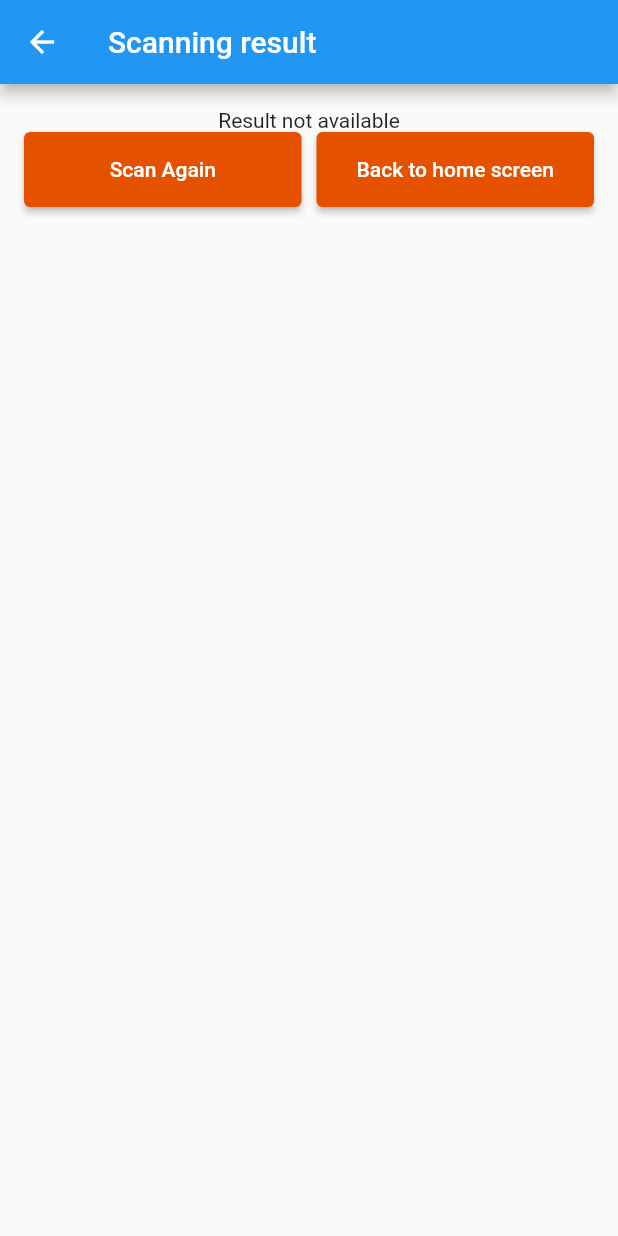
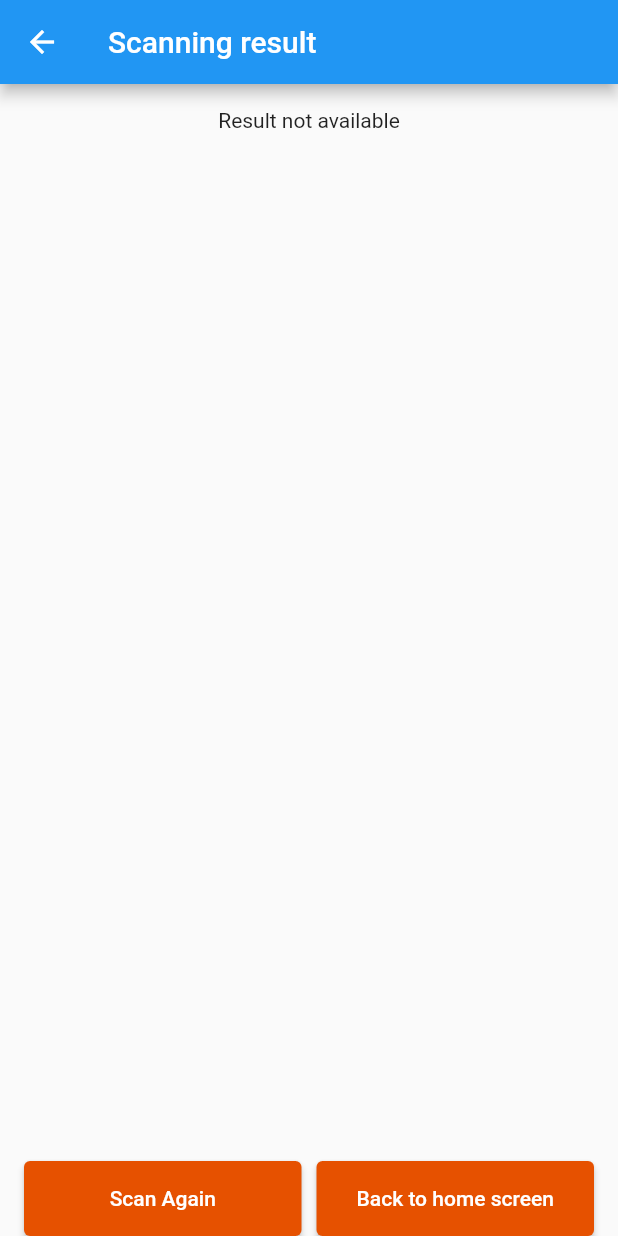
Before and after one commit to finto-io/sdk-flutter-demo, a Flutter app: the ScannerResultScreen screen opened by its route, on a phone screen of 412 x 824 dp. Run offline on Flutter 3.47's test engine with Material 2 defaults, Android fonts, the phone set to English and light mode, and no system bars; our stand-ins replace permission_handler.

Commit message:
feat/document scanner

```diff
--- a/lib/main.dart
+++ b/lib/main.dart
@@ -5,6 +5,7 @@ import 'package:flutter_kyc_demo/routes/scanner/scanner.front.screen.dart';
 import 'package:flutter_kyc_demo/routes/scanner/scanner.result.screen.dart';
 import 'package:flutter_kyc_demo/routes/scanner/scanner.selfie.screen.dart';
 import 'package:flutter_kyc_demo/routes/uploader/uploader.screen.dart';
+import 'package:flutter_kyc_demo/routes/videoRecorder/video.recorder.screen.dart';
 
 void main() {
   runApp(MaterialApp(
@@ -16,6 +17,7 @@ void main() {
       '/scanner-back': (context) => const ScannerBackScreen(),
       '/scanner-selfie': (context) => const ScannerSelfieScreen(),
       '/scanner-result': (context) => const ScannerResultScreen(),
+      '/video-recorder': (context) => const VideoRecorderScreen(),
     },
   ));
 }
--- a/lib/routes/home/home.screen.dart
+++ b/lib/routes/home/home.screen.dart
@@ -71,9 +71,9 @@ class HomeScreenState extends State<HomeScreen> {
             ),
             const Divider(),
             CustomButton(
-              label: 'Result',
+              label: 'Video recorder',
               onPressed: () {
-                Navigator.pushNamed(context, '/scanner-result');
+                Navigator.pushNamed(context, '/video-recorder');
               },
             ),
           ],
--- a/lib/routes/scanner/scanner.back.screen.dart
+++ b/lib/routes/scanner/scanner.back.screen.dart
@@ -14,7 +14,7 @@ class _PlatformChannelState extends State<ScannerBackScreen> {
   late StreamSubscription streamSubscription;
 
   static const EventChannel eventChannel =
-      EventChannel('samples.flutter.io/scannerEventChannel');
+      EventChannel('samples.flutter.io/scannerBackEventChannel');
 
   @override
   void initState() {
@@ -50,6 +50,7 @@ class _PlatformChannelState extends State<ScannerBackScreen> {
   @override
   Widget build(BuildContext context) {
     return Scaffold(
+      backgroundColor: Colors.black,
       appBar: AppBar(title: const Text('Scan your back ID')),
       body: SafeArea(
         minimum: const EdgeInsets.all(0.0),
--- a/lib/routes/scanner/scanner.front.screen.dart
+++ b/lib/routes/scanner/scanner.front.screen.dart
@@ -14,7 +14,7 @@ class _PlatformChannelState extends State<ScannerFrontScreen> {
   late StreamSubscription streamSubscription;
 
   static const EventChannel eventChannel =
-      EventChannel('samples.flutter.io/scannerEventChannel');
+      EventChannel('samples.flutter.io/scannerFrontEventChannel');
 
   @override
   void initState() {
@@ -50,6 +50,7 @@ class _PlatformChannelState extends State<ScannerFrontScreen> {
   @override
   Widget build(BuildContext context) {
     return Scaffold(
+      backgroundColor: Colors.black,
       appBar: AppBar(title: const Text('Scan your front ID')),
       body: SafeArea(
           minimum: const EdgeInsets.all(0.0),
--- a/lib/routes/scanner/scanner.result.screen.dart
+++ b/lib/routes/scanner/scanner.result.screen.dart
@@ -26,17 +26,16 @@ class ScannerResultState extends State<ScannerResultScreen> {
     return Scaffold(
       appBar: AppBar(title: const Text('Scanning result')),
       body: SafeArea(
-        minimum: const EdgeInsets.all(16.0),
-        child: Column(
-          children: <Widget>[
-            SingleChildScrollView(
-              child: Expanded(
+        minimum: const EdgeInsets.fromLTRB(16.0, 16.0, 16.0, 20.0),
+        child: SingleChildScrollView(
           child: Container(
               alignment: Alignment.center,
               child: Text(widget.result ?? "Result not available")),
         ),
       ),
-            Row(
+      bottomNavigationBar: SafeArea(
+        minimum: const EdgeInsets.fromLTRB(16.0, 0, 16.0, 0),
+        child: Row(
           mainAxisAlignment: MainAxisAlignment.spaceEvenly,
           children: <Widget>[
             Flexible(
@@ -53,8 +52,6 @@ class ScannerResultState extends State<ScannerResultScreen> {
               ),
             ),
           ],
-            )
-          ],
         ),
       ),
     );
--- a/lib/routes/scanner/scanner.selfie.screen.dart
+++ b/lib/routes/scanner/scanner.selfie.screen.dart
@@ -15,7 +15,7 @@ class _PlatformChannelState extends State<ScannerSelfieScreen> {
   late StreamSubscription streamSubscription;
 
   static const EventChannel eventChannel =
-      EventChannel('samples.flutter.io/scannerEventChannel');
+      EventChannel('samples.flutter.io/scannerSelfieEventChannel');
 
   @override
   void initState() {
@@ -56,6 +56,7 @@ class _PlatformChannelState extends State<ScannerSelfieScreen> {
   @override
   Widget build(BuildContext context) {
     return Scaffold(
+      backgroundColor: Colors.black,
       appBar: AppBar(title: const Text('Please take a selfie')),
       body: SafeArea(
           minimum: const EdgeInsets.all(0.0),
```
Also changed, not shown: lib/routes/videoRecorder/video.recorder.screen.dart (added, +20 -0 lines), 2 other files. Lines whose indentation alone changed are shown as unchanged.
